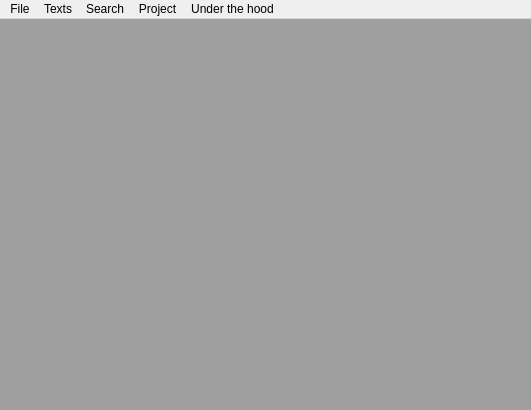
adamb924/Gloss, file mainwindow.ui: the form before one commit.
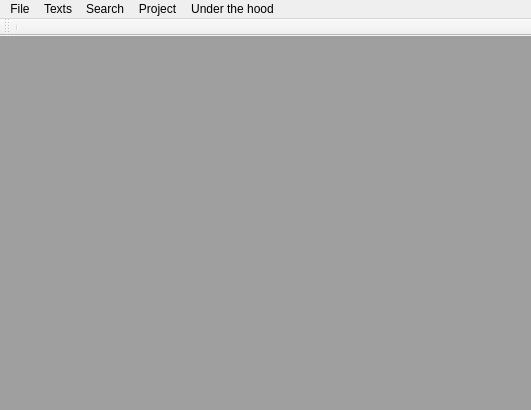
The form after the commit.

Commit message: Added a rudimentary tool bar for convenience

Diff of the .ui file:
```diff
--- a/mainwindow.ui
+++ b/mainwindow.ui
@@ -158,6 +158,18 @@
    <addaction name="menuProject"/>
    <addaction name="menuGuts"/>
   </widget>
+  <widget class="QToolBar" name="toolBar">
+   <property name="windowTitle">
+    <string>toolBar</string>
+   </property>
+   <attribute name="toolBarArea">
+    <enum>TopToolBarArea</enum>
+   </attribute>
+   <attribute name="toolBarBreak">
+    <bool>false</bool>
+   </attribute>
+   <addaction name="separator"/>
+  </widget>
   <action name="actionNew_Project">
    <property name="text">
     <string>New Project</string>
```
The commit also changes 4 other files.
